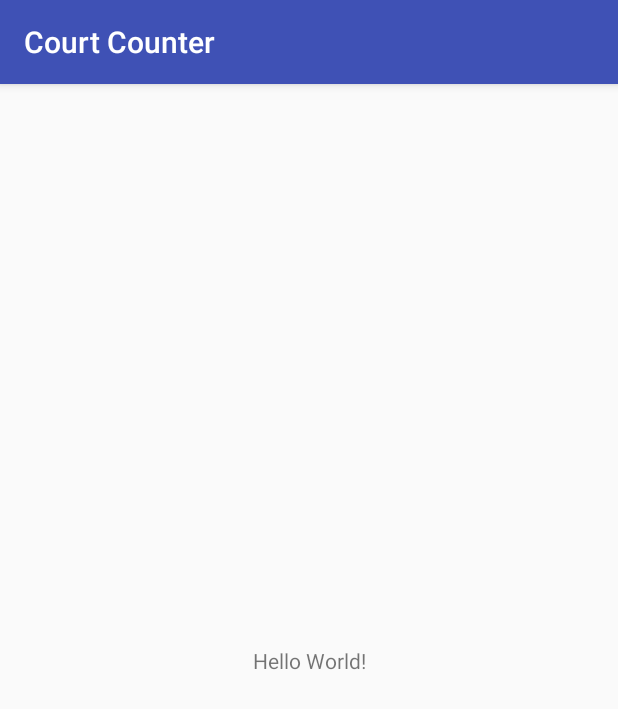
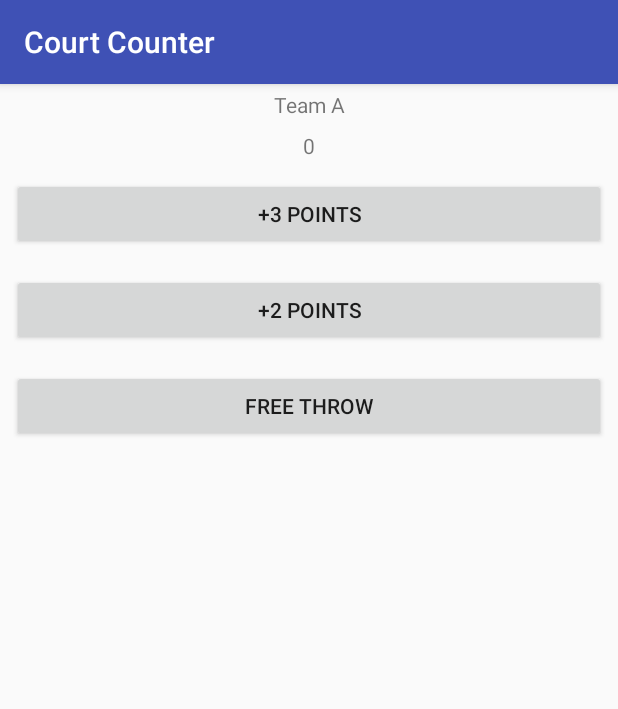
Before and after one commit to Jiyang727/CourtCounter, an Android app: the screen it shows after launch (MainActivity), on a phone screen of 412 x 824 dp. Shown: the top 709 px of the screen. Run offline under Robolectric (Android 15) with nearby library versions, the phone set to English and light mode, and no system bars.

Commit message:
Add Main Activity Layout

```diff
--- a/app/src/main/res/layout/activity_main.xml
+++ b/app/src/main/res/layout/activity_main.xml
@@ -1,18 +1,40 @@
 <?xml version="1.0" encoding="utf-8"?>
-<android.support.constraint.ConstraintLayout xmlns:android="http://schemas.android.com/apk/res/android"
-  xmlns:app="http://schemas.android.com/apk/res-auto"
+<LinearLayout xmlns:android="http://schemas.android.com/apk/res/android"
   xmlns:tools="http://schemas.android.com/tools"
   android:layout_width="match_parent"
   android:layout_height="match_parent"
-  tools:context="com.example.android.courtcounter.MainActivity">
+  tools:context="com.example.android.courtcounter.MainActivity"
+  android:orientation="vertical">
 
   <TextView
-    android:layout_width="wrap_content"
+    android:layout_width="match_parent"
     android:layout_height="wrap_content"
-    android:text="Hello World!"
-    app:layout_constraintBottom_toBottomOf="parent"
-    app:layout_constraintLeft_toLeftOf="parent"
-    app:layout_constraintRight_toRightOf="parent"
-    app:layout_constraintTop_toTopOf="parent" />
+    android:gravity="center_horizontal"
+    android:text="@string/team_a"
+    android:layout_margin="@dimen/textView_margin"/>
+  <TextView
+    android:layout_width="match_parent"
+    android:layout_height="wrap_content"
+    android:gravity="center_horizontal"
+    android:text="@string/team_a_score"
+    android:layout_margin="@dimen/textView_margin"/>
+  <Button
+    android:layout_width="match_parent"
+    android:layout_height="wrap_content"
+    android:text="@string/button_1"
+    android:textAllCaps="true"
+    android:layout_margin="@dimen/button_margin"/>
+  <Button
+    android:layout_width="match_parent"
+    android:layout_height="wrap_content"
+    android:text="@string/button_2"
+    android:textAllCaps="true"
+    android:layout_margin="@dimen/button_margin"/>
+  <Button
+    android:layout_width="match_parent"
+    android:layout_height="wrap_content"
+    android:text="@string/button_3"
+    android:textAllCaps="true"
+    android:layout_margin="@dimen/button_margin"/>
 
-</android.support.constraint.ConstraintLayout>
+</LinearLayout>
--- /dev/null
+++ b/app/src/main/res/values/dimens.xml
@@ -0,0 +1,5 @@
+<?xml version="1.0" encoding="utf-8"?>
+<resources>
+  <dimen name="textView_margin">4dp</dimen>
+  <dimen name="button_margin">8dp</dimen>
+</resources>
--- a/app/src/main/res/values/strings.xml
+++ b/app/src/main/res/values/strings.xml
@@ -1,3 +1,8 @@
 <resources>
   <string name="app_name">Court Counter</string>
+  <string name="team_a">Team A</string>
+  <string name="team_a_score">0</string>
+  <string name="button_1">+3 points</string>
+  <string name="button_2">+2 points</string>
+  <string name="button_3">free throw</string>
 </resources>
```
